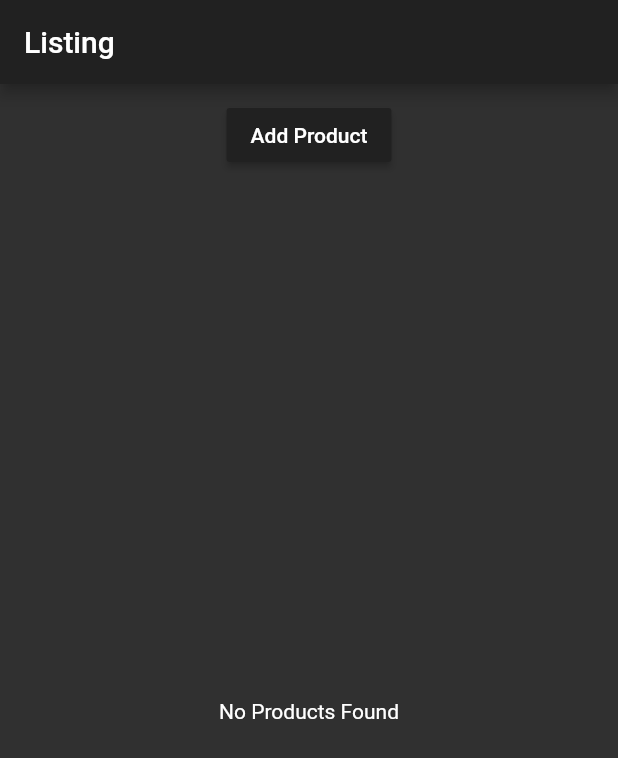
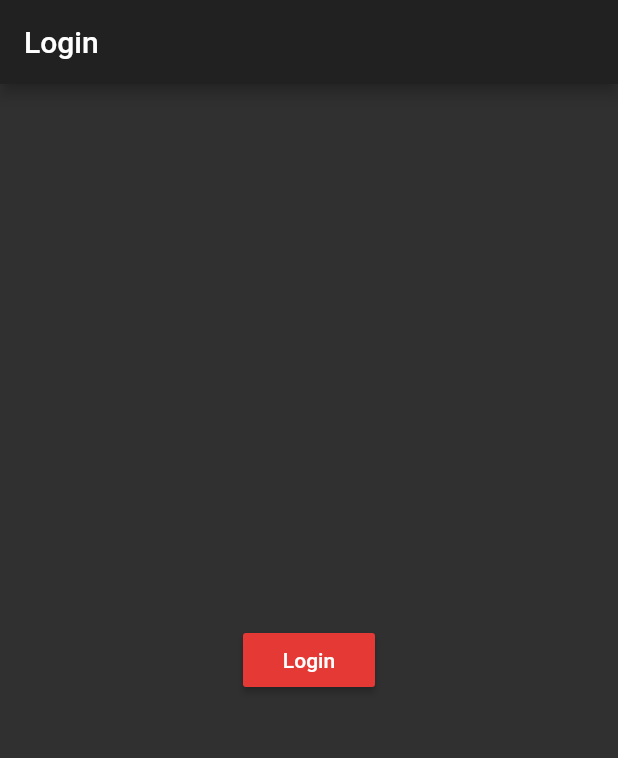
Before and after one commit to vijay0405/flutter_listing_codeAlong, a Flutter app: the screen it shows after launch, on a phone screen of 412 x 824 dp. Shown: the top 758 px of the screen. Run offline on Flutter 3.47's test engine with Material 2 defaults, Android fonts, the phone set to English and light mode, and no system bars.

Commit message:
added login page

```diff
--- a/lib/main.dart
+++ b/lib/main.dart
@@ -1,6 +1,6 @@
 import 'package:flutter/material.dart';
 
-import './pages/home.dart';
+import './pages/auth.dart';
 
 void main() {
   runApp(Myapp());
@@ -16,7 +16,7 @@ class Myapp extends StatelessWidget {
         primarySwatch: Colors.red,
         accentColor: Colors.teal
       ),
-      home: homePage()
+      home: AuthPage()
     );
   }
 }
--- /dev/null
+++ b/lib/pages/auth.dart
@@ -0,0 +1,23 @@
+import 'package:flutter/material.dart';
+
+import './products.dart';
+
+class AuthPage extends StatelessWidget {
+  @override
+  Widget build(BuildContext context) {
+    return Scaffold(
+        appBar: AppBar(
+          title: Text("Login"),
+        ),
+        body: Center(
+          child: RaisedButton(
+            child: Text('Login'),
+            onPressed: () {
+              Navigator.pushReplacement(context, MaterialPageRoute(builder: (BuildContext context){
+                return ProductsPage();
+              }));
+            },
+          ),
+        ));
+  }
+}
--- a/lib/pages/home.dart
+++ b/lib/pages/products.dart
@@ -2,7 +2,7 @@ import 'package:flutter/material.dart';
 
 import '../product_manager.dart';
 
-class homePage extends StatelessWidget {
+class ProductsPage extends StatelessWidget {
   @override
   Widget build(BuildContext context) {
     return Scaffold(
```
